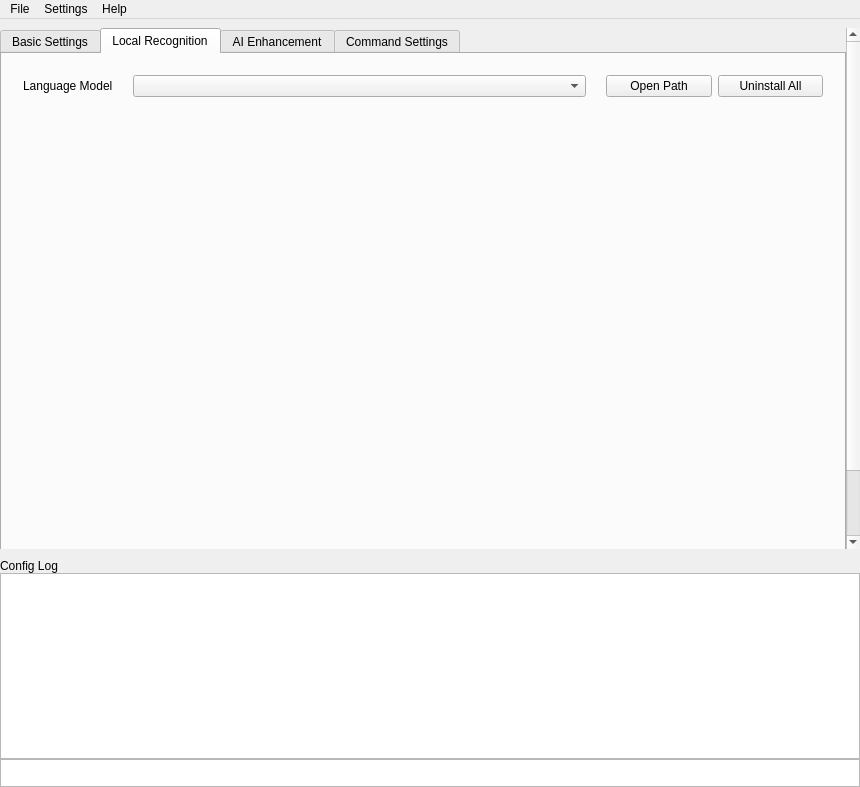
Qt form src/app/MainWin.ui (Zeuear/IME_Audio) before a commit.
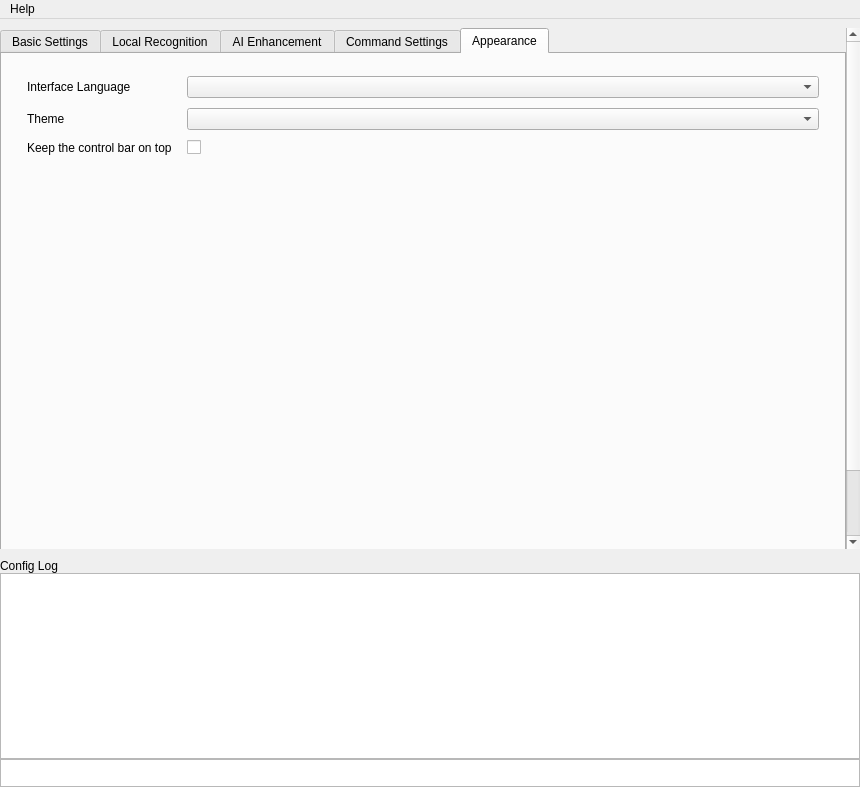
The same form after that commit. The open tabs and pages were chosen to show the change. Icons and pictures are not drawn. Custom widgets are drawn as their Qt base class.

Commit message: feat(ui): 新增外观页（界面语言、主题、横条置顶），去掉文件和视图菜单；语言主题映射收进 Appearance

Diff of the .ui file:
```diff
--- a/src/app/MainWin.ui
+++ b/src/app/MainWin.ui
@@ -1116,6 +1116,102 @@
           </item>
          </layout>
         </widget>
+        <widget class="QWidget" name="appearance">
+         <attribute name="title">
+          <string>Appearance</string>
+         </attribute>
+         <layout class="QVBoxLayout" name="verticalLayout_appearance">
+          <property name="spacing">
+           <number>10</number>
+          </property>
+          <property name="leftMargin">
+           <number>10</number>
+          </property>
+          <property name="topMargin">
+           <number>10</number>
+          </property>
+          <property name="rightMargin">
+           <number>10</number>
+          </property>
+          <property name="bottomMargin">
+           <number>10</number>
+          </property>
+          <item>
+           <widget class="QFrame" name="appearance_card">
+            <property name="card" stdset="0">
+             <bool>true</bool>
+            </property>
+            <layout class="QGridLayout" name="appearance_card_layout" columnstretch="0,1">
+             <property name="leftMargin">
+              <number>15</number>
+             </property>
+             <property name="topMargin">
+              <number>12</number>
+             </property>
+             <property name="rightMargin">
+              <number>15</number>
+             </property>
+             <property name="bottomMargin">
+              <number>12</number>
+             </property>
+             <property name="horizontalSpacing">
+              <number>15</number>
+             </property>
+             <property name="verticalSpacing">
+              <number>10</number>
+             </property>
+             <item row="0" column="0">
+              <widget class="QLabel" name="appearance_language_label">
+               <property name="text">
+                <string>Interface Language</string>
+               </property>
+              </widget>
+             </item>
+             <item row="0" column="1">
+              <widget class="QComboBox" name="ui_language_comb"/>
+             </item>
+             <item row="1" column="0">
+              <widget class="QLabel" name="appearance_theme_label">
+               <property name="text">
+                <string>Theme</string>
+               </property>
+              </widget>
+             </item>
+             <item row="1" column="1">
+              <widget class="QComboBox" name="theme_comb"/>
+             </item>
+             <item row="2" column="0">
+              <widget class="QLabel" name="appearance_on_top_label">
+               <property name="text">
+                <string>Keep the control bar on top</string>
+               </property>
+              </widget>
+             </item>
+             <item row="2" column="1" alignment="Qt::AlignmentFlag::AlignLeft|Qt::AlignmentFlag::AlignVCenter">
+              <widget class="AnimatedCheckBox" name="bar_on_top_checkbox">
+               <property name="text">
+                <string/>
+               </property>
+              </widget>
+             </item>
+            </layout>
+           </widget>
+          </item>
+          <item>
+           <spacer name="verticalSpacer_appearance">
+            <property name="orientation">
+             <enum>Qt::Orientation::Vertical</enum>
+            </property>
+            <property name="sizeHint" stdset="0">
+             <size>
+              <width>20</width>
+              <height>40</height>
+             </size>
+            </property>
+           </spacer>
+          </item>
+         </layout>
+        </widget>
        </widget>
           </item>
          </layout>
@@ -1317,39 +1413,6 @@
     <addaction name="actionUpdate"/>
     <addaction name="actionAbout"/>
    </widget>
-   <widget class="QMenu" name="menu_2">
-    <property name="title">
-     <string>Settings</string>
-    </property>
-    <widget class="QMenu" name="menu_3">
-     <property name="title">
-      <string>Theme</string>
-     </property>
-     <addaction name="action_light"/>
-     <addaction name="action_gray"/>
-     <addaction name="action_dark"/>
-    </widget>
-    <widget class="QMenu" name="menuLanguage">
-     <property name="title">
-      <string>Language</string>
-     </property>
-     <addaction name="actionSystem"/>
-     <addaction name="actionChinese"/>
-     <addaction name="actionEnglish"/>
-    </widget>
-    <addaction name="menu_3"/>
-    <addaction name="menuLanguage"/>
-    <addaction name="separator"/>
-   </widget>
-   <widget class="QMenu" name="menuFile">
-    <property name="title">
-     <string>File</string>
-    </property>
-    <addaction name="separator"/>
-    <addaction name="actionExit"/>
-   </widget>
-   <addaction name="menuFile"/>
-   <addaction name="menu_2"/>
    <addaction name="menu"/>
   </widget>
   <action name="actionAbout_Qt">
```
Left out of the diff: 71 changed lines with no effect on the pictures. The commit also changes 20 other files.
